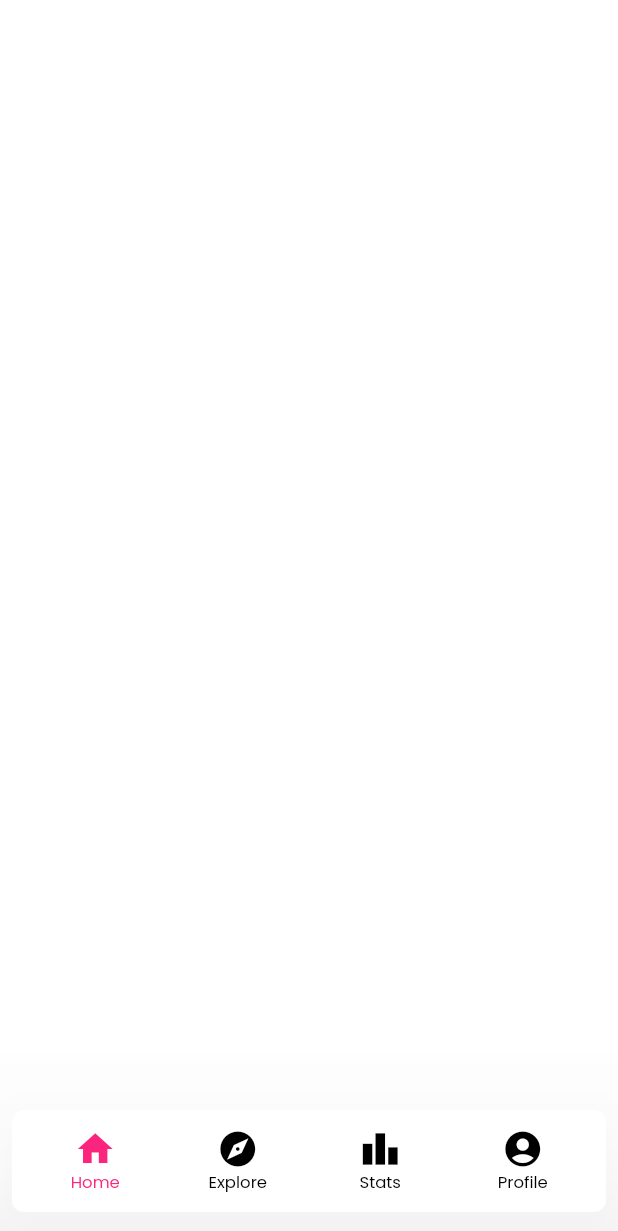
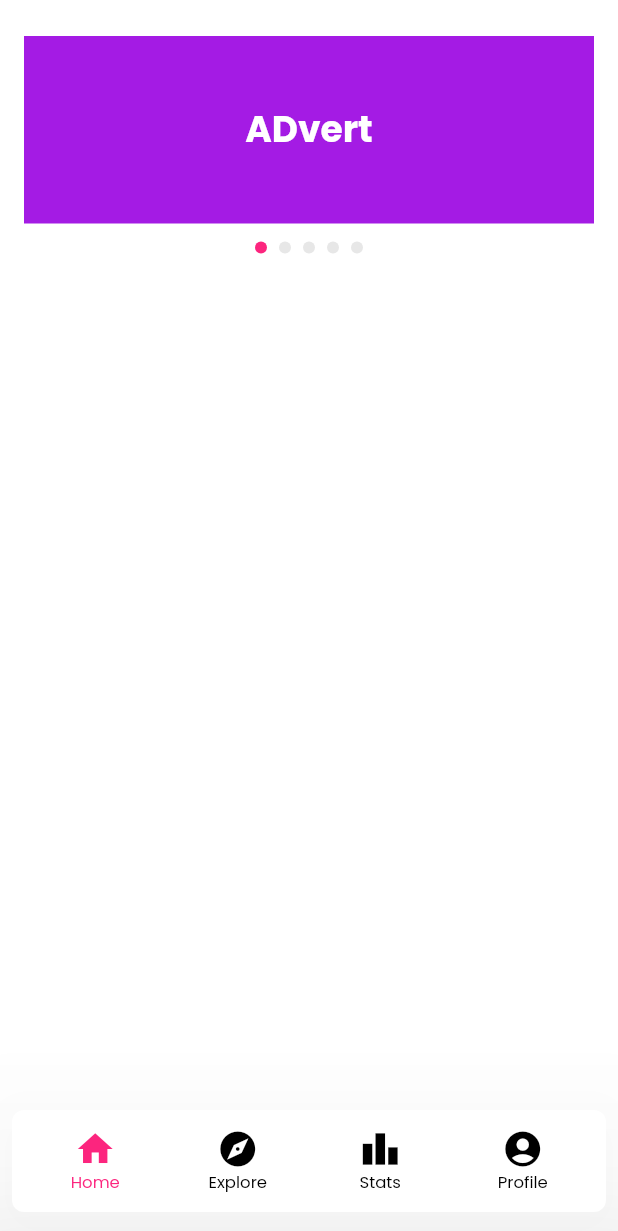
Before and after one commit to TeamRekursion/sociocredz-app, a Flutter app: the ContainerScreen screen opened directly, on a phone screen of 412 x 824 dp. Shown: the top 1231 px of the screen. Run offline on Flutter 3.47's test engine with Material 2 defaults, Android fonts, the phone set to English and light mode, and no system bars; drawn by our look-alikes of carousel_slider, floating_bottom_navigation_bar, smooth_page_indicator; our stand-ins replace flutter_svg, get, qr_flutter; missing offline and left inert: expansion_card.

Commit message:
feat(home): ad scroll view added

```diff
--- a/lib/presentation/screens/main/container_screen.dart
+++ b/lib/presentation/screens/main/container_screen.dart
@@ -1,5 +1,6 @@
 import 'package:floating_bottom_navigation_bar/floating_bottom_navigation_bar.dart';
 import 'package:flutter/material.dart';
+import 'package:sociocredz/presentation/screens/main/home_screen.dart';
 import 'package:sociocredz/presentation/screens/main/profile_screen.dart';
 import 'package:sociocredz/presentation/themes/theme.dart';
 
@@ -12,7 +13,7 @@ class _ContainerScreenState extends State<ContainerScreen> {
   int _selectedIndex = 0;
 
   final _screens = [
-    Container(),
+    HomeScreen(),
     Container(),
     Container(),
     ProfileScreen(),
--- /dev/null
+++ b/lib/presentation/screens/main/home_screen.dart
@@ -0,0 +1,78 @@
+import 'package:carousel_slider/carousel_slider.dart';
+import 'package:flutter/material.dart';
+import 'package:smooth_page_indicator/smooth_page_indicator.dart';
+import 'package:sociocredz/presentation/animations/show_up.dart';
+import 'package:sociocredz/presentation/themes/theme.dart';
+
+class HomeScreen extends StatefulWidget {
+  @override
+  _HomeScreenState createState() => _HomeScreenState();
+}
+
+class _HomeScreenState extends State<HomeScreen> {
+  int _adIndex = 0;
+
+  @override
+  Widget build(BuildContext context) {
+    return SafeArea(
+      child: SingleChildScrollView(
+        physics: BouncingScrollPhysics(),
+        child: ShowUp(
+          delay: Duration(milliseconds: 300),
+          child: Column(
+            children: [
+              Container(
+                margin: EdgeInsets.only(top: 24),
+                child: CarouselSlider(
+                  options: CarouselOptions(
+                    height: 125,
+                    viewportFraction: 1,
+                    onPageChanged: (index, _) {
+                      setState(() {
+                        _adIndex = index;
+                      });
+                    },
+                  ),
+                  items: [1, 2, 3, 4, 5].map((i) {
+                    return Builder(
+                      builder: (BuildContext context) {
+                        return Container(
+                          width: MediaQuery.of(context).size.width,
+                          margin: EdgeInsets.symmetric(horizontal: 16.0),
+                          decoration: BoxDecoration(color: purple),
+                          child: Center(
+                            child: Text(
+                              'ADvert',
+                              style: TextStyle(
+                                fontSize: 24.0,
+                                color: Colors.white,
+                                fontWeight: FontWeight.bold,
+                              ),
+                            ),
+                          ),
+                        );
+                      },
+                    );
+                  }).toList(),
+                ),
+              ),
+              Container(
+                margin: EdgeInsets.all(12),
+                child: AnimatedSmoothIndicator(
+                  activeIndex: _adIndex,
+                  count: 5,
+                  effect: WormEffect(
+                    activeDotColor: red,
+                    dotColor: grey,
+                    dotHeight: 8,
+                    dotWidth: 8,
+                  ),
+                ),
+              ),
+            ],
+          ),
+        ),
+      ),
+    );
+  }
+}
--- a/pubspec.yaml
+++ b/pubspec.yaml
@@ -20,6 +20,8 @@ dependencies:
   floating_bottom_navigation_bar: ^1.4.1
   flutter_svg: ^0.18.1
   expansion_card: ^0.1.0
+  carousel_slider: ^3.0.0
+  smooth_page_indicator: ^0.2.1
 
 dev_dependencies:
   flutter_test:
```
Also changed, not shown: pubspec.lock.
